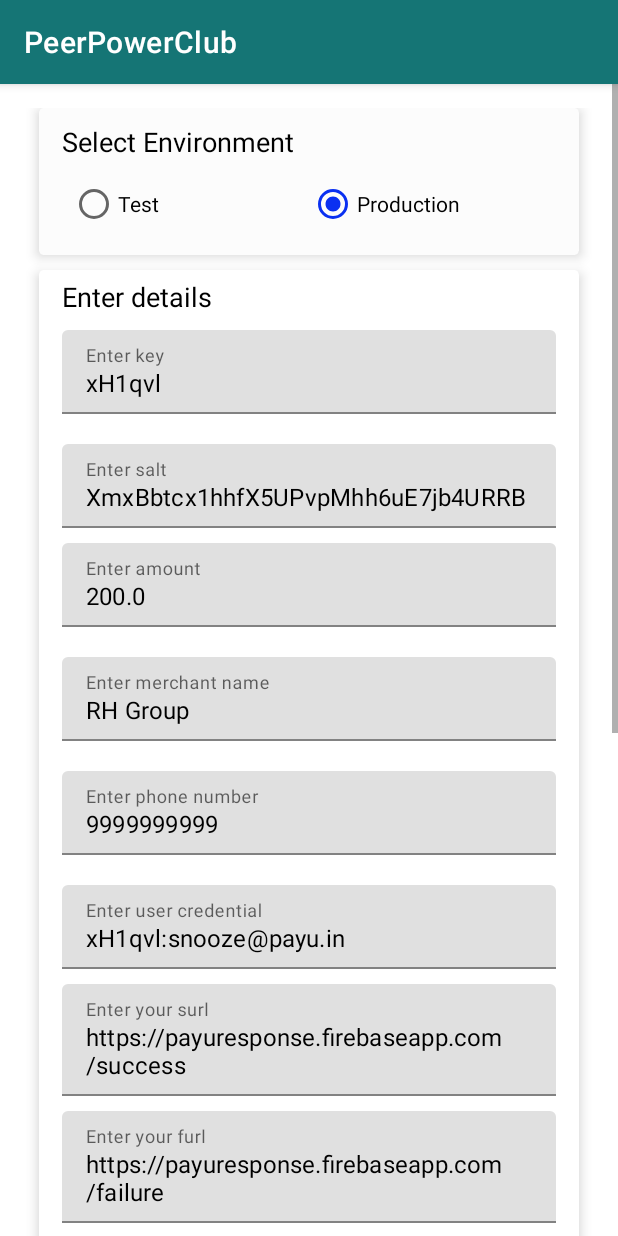
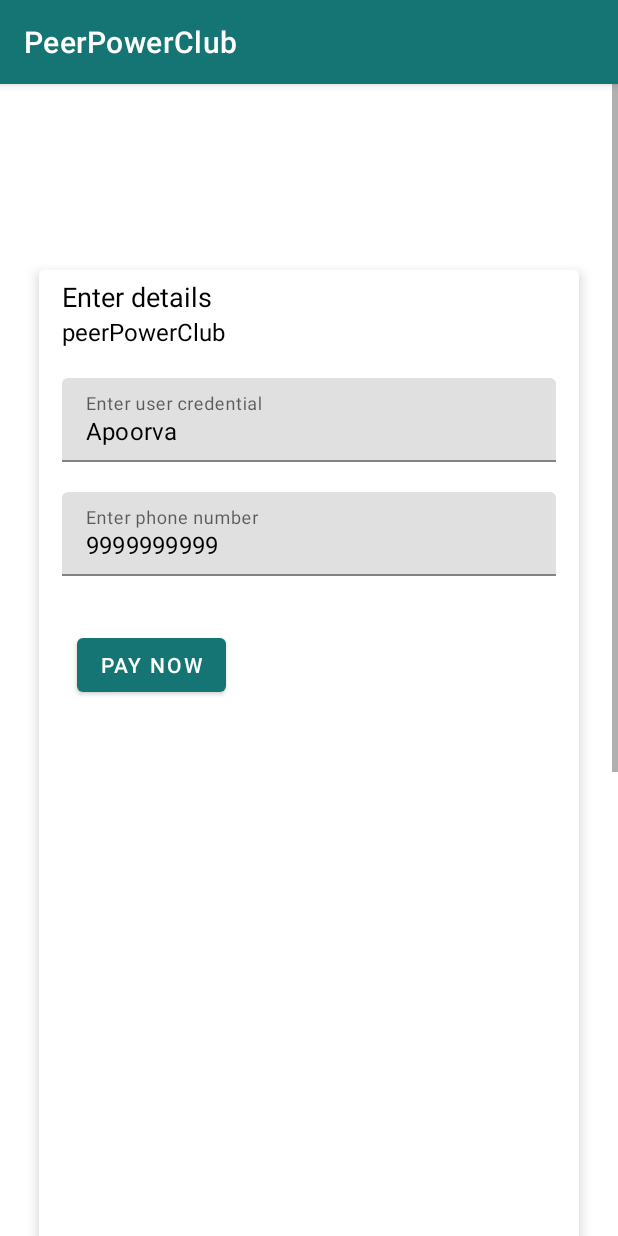
Before and after one commit to apoorvagarg98/PeerPowerClub, an Android app: the viewCourse screen opened directly, with no data from a screen before it, after a tap on "Pay 200 INR Only", on a phone screen of 412 x 824 dp. Run offline under Robolectric (Android 15) with nearby library versions, the phone set to English and light mode, and no system bars; our stand-ins replace Firebase (no records; nobody signed in at launch, a user with empty details on screens opened directly), Picasso, data binding, sdp/ssp sizes; libraries missing offline, so code that uses them is left out: com.payu.checkoutpro, com.payu.ui, com.razorpay; pictures from the network do not load; Roboto replaces fonts that are not available here; 3 statements that could not run were skipped.

Commit message:
aur thoda kaam

```diff
--- a/app/src/main/java/com/example/peerpowerclub/MainActivity.kt
+++ b/app/src/main/java/com/example/peerpowerclub/MainActivity.kt
@@ -11,11 +11,19 @@ import android.webkit.WebView
 import android.widget.ArrayAdapter
 import android.widget.CompoundButton
 import android.widget.RadioGroup
+import android.widget.Toast
 import androidx.appcompat.app.AppCompatActivity
 import androidx.databinding.DataBindingUtil
 import androidx.recyclerview.widget.LinearLayoutManager
 import com.example.peerpowerclub.databinding.ActivityMainBinding
 import com.google.android.material.snackbar.Snackbar
+import com.google.firebase.database.DataSnapshot
+import com.google.firebase.database.DatabaseError
+import com.google.firebase.database.ValueEventListener
+import com.google.firebase.database.ktx.database
+import com.google.firebase.database.ktx.getValue
+
+import com.google.firebase.ktx.Firebase
 import com.payu.base.models.*
 import com.payu.checkoutpro.PayUCheckoutPro
 import com.payu.checkoutpro.models.PayUCheckoutProConfig
@@ -27,7 +35,9 @@ import com.payu.ui.model.listeners.PayUHashGenerationListener
 import kotlinx.android.synthetic.main.activity_main.*
 import kotlinx.android.synthetic.main.layout_si_details.*
 
-class MainActivity : AppCompatActivity() {
+
+
+ class MainActivity : AppCompatActivity() {
 
     private val email: String = "snooze@payu.in"
     private val phone = "9999999999"
@@ -35,12 +45,15 @@ class MainActivity : AppCompatActivity() {
     private val surl = "https://payuresponse.firebaseapp.com/success"
     private val furl = "https://payuresponse.firebaseapp.com/failure"
     private val amount = "200.0"
-
+    var grplnk=""
+    var userid=""
+    var coursename=""
     //Test Key and Salt
     private val testKey = "IUIaFM"
     private val testSalt = "67njRYSI"
     private val merchantAccessKey = "E5ABOXOWAAZNXB6JEF5Z"
     private val merchantSecretKey = "e425e539233044146a2d185a346978794afd7c66"
+    val database = Firebase.database
 
 
     //Prod Key and Salt
@@ -74,9 +87,34 @@ class MainActivity : AppCompatActivity() {
     override fun onCreate(savedInstanceState: Bundle?) {
         super.onCreate(savedInstanceState)
         binding = DataBindingUtil.setContentView(this, R.layout.activity_main)
+
+        grplnk = intent.getStringExtra("grplnk").toString()
+        userid = intent.getStringExtra("userid").toString()
+        coursename = intent.getStringExtra("coursename").toString()
+        grlnk.text = grplnk
+        val myRef = database.getReference("users")
+        myRef.child(userid).addValueEventListener(object: ValueEventListener {
+
+            override fun onDataChange(snapshot: DataSnapshot) {
+                if(snapshot.child("status").getValue<String>().equals("enrolled in" + coursename))
+
+                    grlnk.visibility = View.VISIBLE
+                else
+                    grlnk.visibility = View.GONE
+
+            }
+            override fun onCancelled(error: DatabaseError) {
+                Log.w("hey", "Failed to read value.", error.toException())
+            }
+
+        })
+
+
+
         initializeSIView()
         setInitalData()
         initListeners()
+
     }
 
     private fun initializeSIView() {
@@ -109,10 +147,10 @@ class MainActivity : AppCompatActivity() {
         updateProdEnvDetails()
         binding.etSurl.setText(surl)
         binding.etFurl.setText(furl)
-        binding.etMerchantName.setText(merchantName)
+        binding.etMerchantName.setText("peerPowerClub")
         binding.etPhone.setText(phone)
         binding.etAmount.setText(amount)
-        binding.etUserCredential.setText("${binding.etKey.text}:$email")
+        binding.etUserCredential.setText("Apoorva")
         binding.etSurePayCount.setText("0")
     }
 
@@ -233,6 +271,7 @@ class MainActivity : AppCompatActivity() {
             object : PayUCheckoutProListener {
 
                 override fun onPaymentSuccess(response: Any) {
+
                     processResponse(response)
                 }
 
@@ -241,7 +280,9 @@ class MainActivity : AppCompatActivity() {
                 }
 
                 override fun onPaymentCancel(isTxnInitiated: Boolean) {
-                    showSnackBar(resources.getString(R.string.transaction_cancelled_by_user))
+                    showSnackBar(resources.getString(R.string.transaction_cancelled_by_user) + grplnk)
+                    val Ref = database.getReference("users")
+                    Ref.child(userid).child("status").setValue("enrolled in" + coursename)
                 }
 
                 override fun onError(errorResponse: ErrorResponse) {
@@ -252,6 +293,8 @@ class MainActivity : AppCompatActivity() {
                     else
                         errorMessage = resources.getString(R.string.some_error_occurred)
                     showSnackBar(errorMessage)
+
+
                 }
 
                 override fun generateHash(
@@ -373,14 +416,14 @@ class MainActivity : AppCompatActivity() {
         response as HashMap<*, *>
         Log.d(
             BaseApiLayerConstants.SDK_TAG,
-            "payuResponse ; > " + response[PayUCheckoutProConstants.CP_PAYU_RESPONSE]
+            "payuResponse ; > " + grplnk + response[PayUCheckoutProConstants.CP_PAYU_RESPONSE]
                     + ", merchantResponse : > " + response[PayUCheckoutProConstants.CP_MERCHANT_RESPONSE]
         )
 
         AlertDialog.Builder(this, R.style.Theme_AppCompat_Light_Dialog_Alert)
             .setCancelable(false)
             .setMessage(
-                "Payu's Data : " + response.get(PayUCheckoutProConstants.CP_PAYU_RESPONSE) + "\n\n\n Merchant's Data: " + response.get(
+                "Payu's Data : " + grplnk + response.get(PayUCheckoutProConstants.CP_PAYU_RESPONSE) + "\n\n\n Merchant's Data: " + response.get(
                     PayUCheckoutProConstants.CP_MERCHANT_RESPONSE
                 )
             )
--- a/app/src/main/java/com/example/peerpowerclub/viewCourse.java
+++ b/app/src/main/java/com/example/peerpowerclub/viewCourse.java
@@ -106,7 +106,11 @@ public class viewCourse extends AppCompatActivity  {
         btpay.setOnClickListener(new View.OnClickListener() {
             @Override
             public void onClick(View view) {
-                startActivity(new Intent(viewCourse.this,MainActivity.class));
+                Intent intent = new Intent(viewCourse.this,MainActivity.class);
+                intent.putExtra("grplnk",grouplink);
+                intent.putExtra("userid",user.getUid());
+                intent.putExtra("coursename", coursename);
+                startActivity(intent);
              /*   Checkout checkout = new Checkout();
                 checkout.setKeyID("rzp_test_rfooZLYQbv7p5h");
                 checkout.setImage(R.drawable.rzp_logo);
--- a/app/src/main/res/layout-xxxhdpi/activity_main.xml
+++ b/app/src/main/res/layout-xxxhdpi/activity_main.xml
@@ -37,6 +37,7 @@
                         android:layout_marginLeft="10dp"
                         android:layout_marginRight="10dp"
                         android:padding="10dp"
+                        android:visibility="invisible"
                         app:cardBackgroundColor="#fcfcfc"
                         app:cardCornerRadius="3dp"
                         app:cardElevation="5dp"
@@ -120,81 +121,29 @@
                                 android:textColor="@color/black"
                                 android:textSize="18sp" />
 
+                            <TextView
+                                android:id="@+id/etMerchantName"
+                                android:layout_width="match_parent"
+                                android:layout_height="wrap_content"
+                                android:layout_marginBottom="10dp"
+                                android:imeOptions="actionNext"
+                                android:inputType="none"
+                                android:maxLines="1"
+                                android:nextFocusDown="@+id/card_name_et"
+                                android:textColor="@color/black"
+                                android:textSize="16sp" />
+
                             <com.google.android.material.textfield.TextInputLayout
-                                android:id="@+id/tilKey"
+                                android:id="@+id/tilUserCredential"
                                 android:layout_width="match_parent"
                                 android:layout_height="wrap_content"
                                 android:layout_marginTop="10dp"
-                                android:hint="Enter key"
+                                android:hint="Enter user credential"
                                 app:errorEnabled="false"
                                 app:hintEnabled="true">
 
                                 <EditText
-                                    android:id="@+id/etKey"
-                                    android:layout_width="match_parent"
-                                    android:layout_height="wrap_content"
-                                    android:layout_marginBottom="10dp"
-                                    android:imeOptions="actionNext"
-                                    android:inputType="text"
-                                    android:maxLines="1"
-                                    android:nextFocusDown="@+id/card_name_et"
-                                    android:textColor="@color/black"
-                                    android:textSize="16sp" />
-                            </com.google.android.material.textfield.TextInputLayout>
-
-                            <com.google.android.material.textfield.TextInputLayout
-                                android:id="@+id/tilSalt"
-                                android:layout_width="match_parent"
-                                android:layout_height="wrap_content"
-                                android:layout_marginTop="10dp"
-                                android:hint="Enter salt"
-                                app:errorEnabled="false"
-                                app:hintEnabled="true">
-
-                                <EditText
-                                    android:id="@+id/etSalt"
-                                    android:layout_width="match_parent"
-                                    android:layout_height="wrap_content"
-                                    android:layout_marginBottom="10dp"
-                                    android:imeOptions="actionNext"
-                                    android:inputType="text"
-                                    android:maxLines="1"
-                                    android:nextFocusDown="@+id/card_name_et"
-                                    android:textColor="@color/black"
-                                    android:textSize="16sp" />
-                            </com.google.android.material.textfield.TextInputLayout>
-
-                            <com.google.android.material.textfield.TextInputLayout
-                                android:id="@+id/tilAmount"
-                                android:layout_width="match_parent"
-                                android:layout_height="wrap_content"
-                                android:hint="Enter amount"
-                                app:errorEnabled="false"
-                                app:hintEnabled="true">
-
-                                <EditText
-                                    android:id="@+id/etAmount"
-                                    android:layout_width="match_parent"
-                                    android:layout_height="wrap_content"
-                                    android:layout_marginBottom="10dp"
-                                    android:imeOptions="actionNext"
-                                    android:inputType="numberDecimal"
-                                    android:maxLines="1"
-                                    android:textColor="@color/black"
-                                    android:textSize="16sp" />
-                            </com.google.android.material.textfield.TextInputLayout>
-
-                            <com.google.android.material.textfield.TextInputLayout
-                                android:id="@+id/tilMerchantName"
-                                android:layout_width="match_parent"
-                                android:layout_height="wrap_content"
-                                android:layout_marginTop="10dp"
-                                android:hint="Enter merchant name"
-                                app:errorEnabled="false"
-                                app:hintEnabled="true">
-
-                                <EditText
-                                    android:id="@+id/etMerchantName"
+                                    android:id="@+id/etUserCredential"
                                     android:layout_width="match_parent"
                                     android:layout_height="wrap_content"
                                     android:layout_marginBottom="10dp"
@@ -227,18 +176,37 @@
                                     android:textColor="@color/black"
                                     android:textSize="16sp" />
                             </com.google.android.material.textfield.TextInputLayout>
+                            <Button
+                                android:id="@+id/pay_now_button"
+                                android:layout_width="wrap_content"
+                                android:layout_height="wrap_content"
+                                android:layout_marginStart="10dp"
+                                android:layout_marginTop="25dp"
+                                android:layout_marginEnd="10dp"
+                                android:layout_weight="1"
+                                android:onClick="startPayment"
+                                android:text="Pay Now" />
+
+                            <TextView
+                                android:id="@+id/grlnk"
+                                android:layout_width="match_parent"
+                                android:layout_height="41dp"
+                                android:autoLink="all|phone"
+                                android:text="TextView"
+                                android:visibility="invisible" />
 
                             <com.google.android.material.textfield.TextInputLayout
-                                android:id="@+id/tilUserCredential"
+                                android:id="@+id/tilKey"
                                 android:layout_width="match_parent"
                                 android:layout_height="wrap_content"
                                 android:layout_marginTop="10dp"
-                                android:hint="Enter user credential"
+                                android:hint="Enter key"
+                                android:visibility="invisible"
                                 app:errorEnabled="false"
                                 app:hintEnabled="true">
 
                                 <EditText
-                                    android:id="@+id/etUserCredential"
+                                    android:id="@+id/etKey"
                                     android:layout_width="match_parent"
                                     android:layout_height="wrap_content"
                                     android:layout_marginBottom="10dp"
@@ -251,10 +219,56 @@
                             </com.google.android.material.textfield.TextInputLayout>
 
                             <com.google.android.material.textfield.TextInputLayout
+                                android:id="@+id/tilSalt"
+                                android:layout_width="match_parent"
+                                android:layout_height="wrap_content"
+                                android:layout_marginTop="10dp"
+                                android:hint="Enter salt"
+                                android:visibility="invisible"
+                                app:errorEnabled="false"
+                                app:hintEnabled="true">
+
+                                <EditText
+                                    android:id="@+id/etSalt"
+                                    android:layout_width="match_parent"
+                                    android:layout_height="wrap_content"
+                                    android:layout_marginBottom="10dp"
+                                    android:imeOptions="actionNext"
+                                    android:inputType="text"
+                                    android:maxLines="1"
+                                    android:nextFocusDown="@+id/card_name_et"
+                                    android:textColor="@color/black"
+                                    android:textSize="16sp" />
+                            </com.google.android.material.textfield.TextInputLayout>
+
+                            <com.google.android.material.textfield.TextInputLayout
+                                android:id="@+id/tilAmount"
+                                android:layout_width="match_parent"
+                                android:layout_height="wrap_content"
+                                android:hint="Enter amount"
+                                android:visibility="invisible"
+                                app:errorEnabled="false"
+                                app:hintEnabled="true">
+
+                                <TextView
+                                    android:id="@+id/etAmount"
+                                    android:layout_width="match_parent"
+                                    android:layout_height="wrap_content"
+                                    android:layout_marginBottom="10dp"
+                                    android:imeOptions="actionNext"
+                                    android:inputType="numberDecimal"
+                                    android:maxLines="1"
+                                    android:textColor="@color/black"
+                                    android:textSize="16sp" />
+                            </com.google.android.material.textfield.TextInputLayout>
+
+
+                            <com.google.android.material.textfield.TextInputLayout
                                 android:id="@+id/tilSurl"
                                 android:layout_width="match_parent"
                                 android:layout_height="wrap_content"
                                 android:hint="Enter your surl"
+                                android:visibility="invisible"
                                 app:errorEnabled="false"
                                 app:hintEnabled="true">
 
@@ -274,6 +288,7 @@
                                 android:layout_width="match_parent"
                                 android:layout_height="wrap_content"
                                 android:hint="Enter your furl"
+                                android:visibility="invisible"
                                 app:errorEnabled="false"
                                 app:hintEnabled="true">
 
@@ -293,6 +308,7 @@
                                 android:layout_width="match_parent"
                                 android:layout_height="wrap_content"
                                 android:hint="SurePay Count(0,1,2,3)"
+                                android:visibility="invisible"
                                 app:errorEnabled="false"
                                 app:hintEnabled="true">
 
@@ -319,6 +335,7 @@
                         android:layout_marginTop="10dp"
                         android:layout_marginRight="10dp"
                         android:padding="10dp"
+                        android:visibility="invisible"
                         app:cardBackgroundColor="@color/white"
                         app:cardCornerRadius="3dp"
                         app:cardElevation="5dp"
@@ -509,15 +526,16 @@
 
                                 <Button
                                     android:id="@+id/btnAddItem"
-                                    android:height="@dimen/_20sdp"
                                     android:layout_width="wrap_content"
+                                    android:layout_height="wrap_content"
                                     android:layout_below="@id/rvReviewOrder"
                                     android:layout_marginStart="10dp"
                                     android:layout_marginTop="20dp"
                                     android:layout_marginBottom="10dp"
+                                    android:height="@dimen/_20sdp"
                                     android:paddingStart="10dp"
                                     android:paddingEnd="10dp"
-                                    android:text="Add Item"  android:layout_height="wrap_content"/>
+                                    android:text="Add Item" />
 
                             </RelativeLayout>
 
@@ -615,6 +633,7 @@
                         android:layout_marginTop="10dp"
                         android:layout_marginRight="10dp"
                         android:padding="10dp"
+                        android:visibility="invisible"
                         app:cardBackgroundColor="@color/white"
                         app:cardCornerRadius="3dp"
                         app:cardElevation="5dp"
@@ -656,25 +675,16 @@
                                 android:id="@+id/layout_si_details"
                                 layout="@layout/layout_si_details"
                                 android:layout_width="match_parent"
-                                android:visibility="gone"
                                 android:layout_height="wrap_content"
                                 android:layout_below="@+id/rl_si_header"
-                                android:layout_marginTop="20dp" />
+                                android:layout_marginTop="20dp"
+                                android:visibility="gone" />
                         </RelativeLayout>
 
 
                     </androidx.cardview.widget.CardView>
 
-                    <Button
-                        android:id="@+id/pay_now_button"
-                        android:layout_height="wrap_content"
-                        android:layout_width="wrap_content"
-                        android:layout_marginStart="10dp"
-                        android:layout_marginTop="25dp"
-                        android:layout_marginEnd="10dp"
-                        android:layout_weight="1"
-                        android:onClick="startPayment"
-                        android:text="Pay Now" />
+
                 </LinearLayout>
             </ScrollView>
 
```
Also changed, not shown: app/build.gradle (+5 -3 lines).
